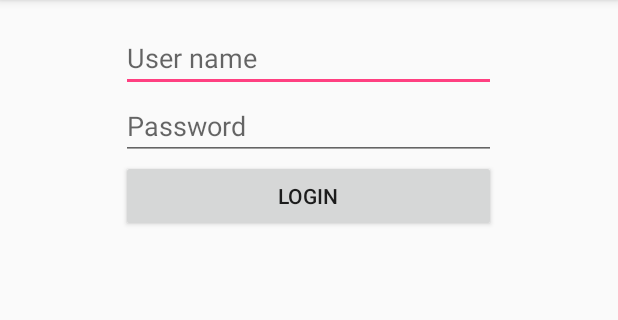
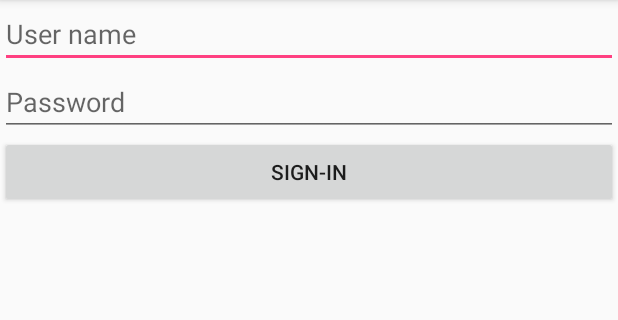
Before and after one commit to Rameshbeandroid/MySample, an Android app: the screen it shows after launch (LoginActivity), on a phone screen of 412 x 824 dp, the part 84-404 px from its top. Run offline under Robolectric (Android 15) with nearby library versions, the phone set to English and light mode, and no system bars; our stand-ins replace RxJava; libraries missing offline, so code that uses them is left out: com.squareup.sqlbrite3.

Commit message:
life cycle method added

```diff
--- a/app/src/main/java/com/ramesh/gitsample/login/LoginActivity.java
+++ /dev/null
@@ -1,47 +0,0 @@
-package com.ramesh.gitsample.login;
-
-import android.os.Bundle;
-import android.support.v7.app.AppCompatActivity;
-import android.widget.EditText;
-import android.widget.ProgressBar;
-import com.ramesh.gitsample.R;
-
-public class LoginActivity extends AppCompatActivity {
-
-  private ProgressBar progressBar;
-  private EditText username;
-  private EditText password;
-
-  @Override protected void onCreate(Bundle savedInstanceState) {
-    super.onCreate(savedInstanceState);
-    setContentView(R.layout.activity_login);
-
-    progressBar = (ProgressBar) findViewById(R.id.progress);
-    username = (EditText) findViewById(R.id.username);
-    password = (EditText) findViewById(R.id.password);
-  }
-
-  @Override protected void onStart() {
-    super.onStart();
-  }
-
-  @Override protected void onResume() {
-    super.onResume();
-  }
-
-  @Override protected void onPause() {
-    super.onPause();
-  }
-
-  @Override protected void onStop() {
-    super.onStop();
-  }
-
-  @Override protected void onRestart() {
-    super.onRestart();
-  }
-
-  @Override protected void onDestroy() {
-    super.onDestroy();
-  }
-}
--- /dev/null
+++ b/app/src/main/java/com/ramesh/gitsample/ui/LoginActivity.java
@@ -0,0 +1,47 @@
+package com.ramesh.gitsample.ui;
+
+import android.os.Bundle;
+import android.support.v7.app.AppCompatActivity;
+import android.widget.Button;
+import android.widget.EditText;
+import com.ramesh.gitsample.R;
+import com.squareup.sqlbrite3.BriteDatabase;
+import io.reactivex.android.schedulers.AndroidSchedulers;
+import io.reactivex.disposables.Disposable;
+import javax.inject.Inject;
+
+public class LoginActivity extends AppCompatActivity implements LoginView {
+
+  private EditText etuserName;
+  private EditText etPassWord;
+  private Button btSingIn;
+  @Inject BriteDatabase db;
+  private Disposable disposable;
+
+  @Override protected void onCreate(Bundle savedInstanceState) {
+    super.onCreate(savedInstanceState);
+    setContentView(R.layout.activity_login);
+    intiUIElement();
+
+  }
+  private void intiUIElement() {
+    etuserName = (EditText) findViewById(R.id.et_user_name);
+    etPassWord = (EditText) findViewById(R.id.et_user_pass_word);
+    btSingIn = (Button) findViewById(R.id.bt_sign_in);
+  }
+
+  @Override public void onUserNameEmpty() {
+
+  }
+
+  @Override public void onPasswordEmpty() {
+
+  }
+
+  @Override protected void onResume() {
+    super.onResume();
+    //disposable = db.createQuery(ListsItem.TABLES, ListsItem.QUERY)
+    //    .mapToList(ListsItem.MAPPER)
+    //    .observeOn(AndroidSchedulers.mainThread());
+  }
+}
--- a/app/src/main/res/layout/activity_login.xml
+++ b/app/src/main/res/layout/activity_login.xml
@@ -1,39 +1,30 @@
-<LinearLayout xmlns:android="http://schemas.android.com/apk/res/android"
-    android:layout_width="250dp"
-    android:layout_height="wrap_content"
-    android:layout_gravity="center_horizontal"
-    android:layout_marginTop="16dp"
-    android:gravity="center"
-    android:orientation="vertical">
+<?xml version="1.0" encoding="utf-8"?>
+<LinearLayout
+    xmlns:android="http://schemas.android.com/apk/res/android"
+    android:layout_width="match_parent"
+    android:layout_height="match_parent"
+    android:orientation="vertical"
+    >
 
   <EditText
-        android:id="@+id/username"
+      android:hint="User name"
+      android:id="@+id/et_user_name"
       android:layout_width="match_parent"
       android:layout_height="wrap_content"
-        android:drawablePadding="8dp"
-        android:gravity="center_vertical"
-        android:hint="@string/user_name" />
+      />
 
   <EditText
-        android:id="@+id/password"
+      android:hint="Password"
+      android:id="@+id/et_user_pass_word"
       android:layout_width="match_parent"
       android:layout_height="wrap_content"
-        android:drawablePadding="8dp"
-        android:gravity="center_vertical"
-        android:hint="@string/user_password"
-        android:inputType="textPassword" />
-
+      />
   <Button
-        android:id="@+id/button"
+      android:text="Sign-in"
+      android:id="@+id/bt_sign_in"
       android:layout_width="match_parent"
       android:layout_height="wrap_content"
-        android:text="@string/log_in" />
+      />
 
-    <ProgressBar
-        android:id="@+id/progress"
-        android:layout_width="wrap_content"
-        android:layout_height="wrap_content"
-        android:layout_marginTop="8dp"
-        android:visibility="gone" />
 
 </LinearLayout>
--- a/build.gradle
+++ b/build.gradle
@@ -3,6 +3,7 @@
 buildscript {
     repositories {
         jcenter()
+      google()
     }
     dependencies {
         classpath 'com.android.tools.build:gradle:3.0.0'
@@ -15,6 +16,7 @@ buildscript {
 allprojects {
     repositories {
         jcenter()
+      google()
     }
 }
 
```
Also changed, not shown: app/build.gradle (+20 -1 lines), app/src/main/AndroidManifest.xml (+9 -5 lines). Lines whose indentation alone changed are shown as unchanged.
